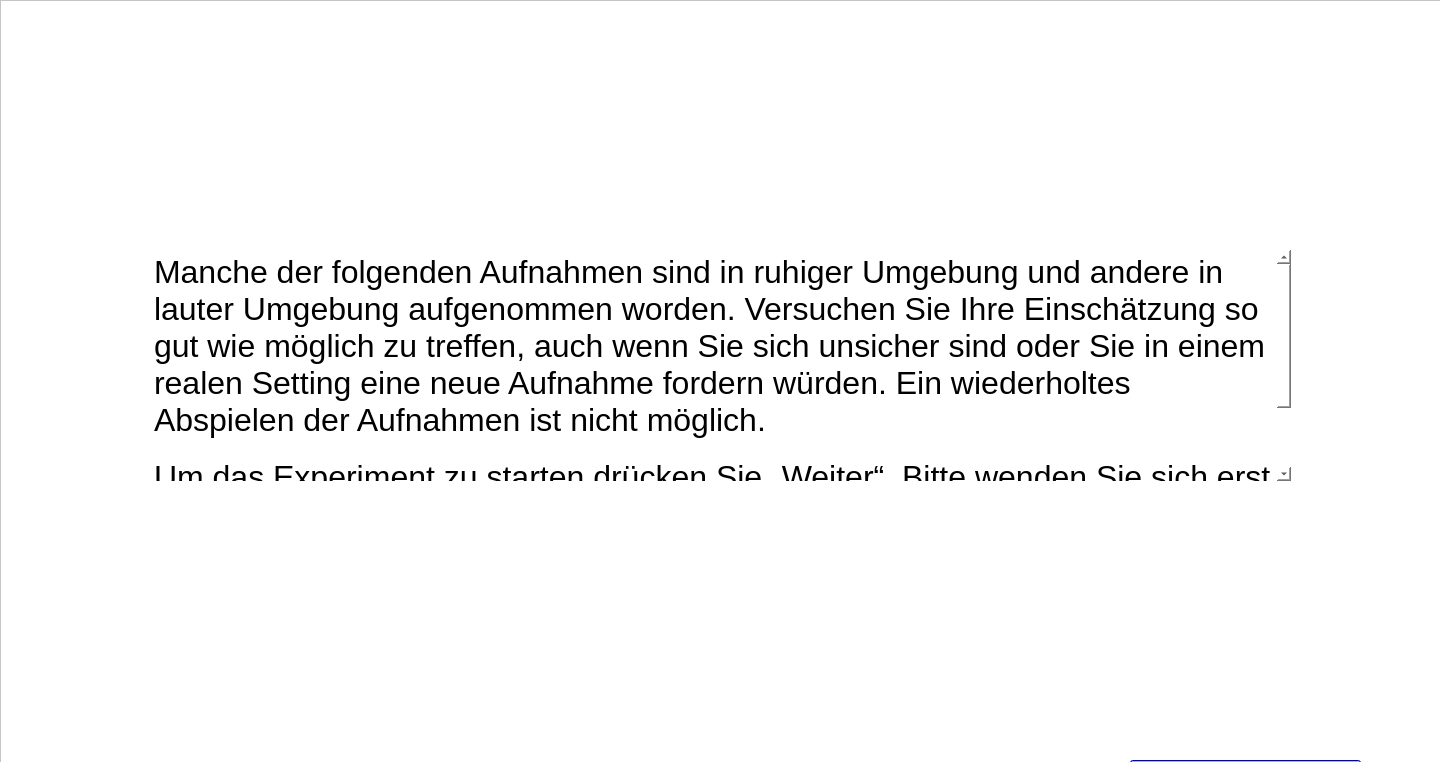
Qt form forms/postExample.ui (IKI-Lab/auscultation_AI_noise_exp) before a commit.
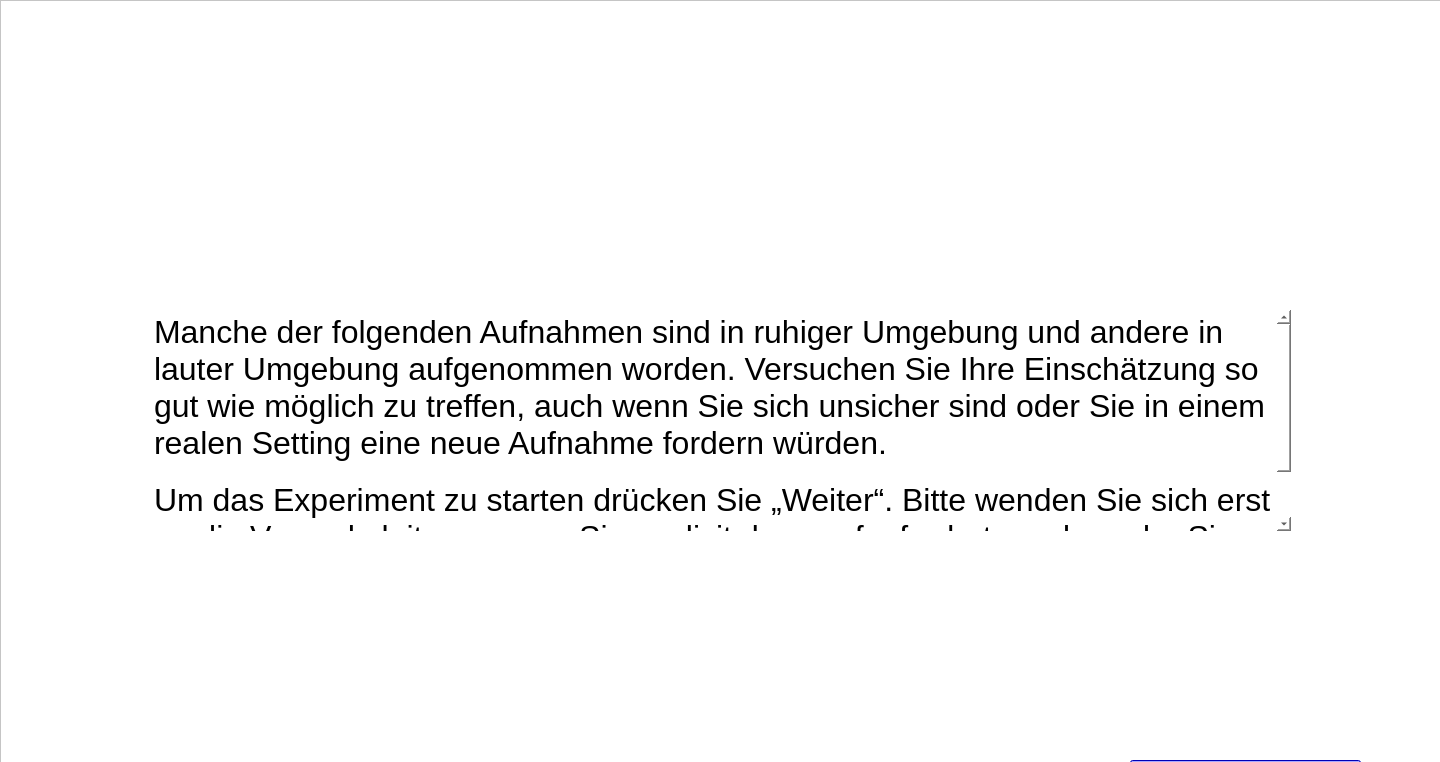
The same form after that commit.

Commit message: Neue Instruktionen

Diff of the .ui file:
```diff
--- a/forms/postExample.ui
+++ b/forms/postExample.ui
@@ -63,9 +63,9 @@
     <property name="geometry">
      <rect>
       <x>150</x>
-      <y>250</y>
+      <y>310</y>
       <width>1141</width>
-      <height>231</height>
+      <height>221</height>
      </rect>
     </property>
     <property name="frameShape">
@@ -76,7 +76,7 @@
 &lt;html&gt;&lt;head&gt;&lt;meta name=&quot;qrichtext&quot; content=&quot;1&quot; /&gt;&lt;style type=&quot;text/css&quot;&gt;
 p, li { white-space: pre-wrap; }
 &lt;/style&gt;&lt;/head&gt;&lt;body style=&quot; font-family:'.AppleSystemUIFont'; font-size:13pt; font-weight:400; font-style:normal;&quot;&gt;
-&lt;p style=&quot; margin-top:0px; margin-bottom:0px; margin-left:0px; margin-right:0px; -qt-block-indent:0; text-indent:0px;&quot;&gt;&lt;span style=&quot; font-family:'Helvetica Neue'; font-size:24pt;&quot;&gt;Manche der folgenden Aufnahmen sind in ruhiger Umgebung und andere in lauter Umgebung aufgenommen worden. Versuchen Sie Ihre Einschätzung so gut wie möglich zu treffen, auch wenn Sie sich unsicher sind oder Sie in einem realen Setting eine neue Aufnahme fordern würden. Ein wiederholtes Abspielen der Aufnahmen ist nicht möglich.&lt;br /&gt;&lt;/span&gt;&lt;/p&gt;
+&lt;p style=&quot; margin-top:0px; margin-bottom:0px; margin-left:0px; margin-right:0px; -qt-block-indent:0; text-indent:0px;&quot;&gt;&lt;span style=&quot; font-family:'Helvetica Neue'; font-size:24pt;&quot;&gt;Manche der folgenden Aufnahmen sind in ruhiger Umgebung und andere in lauter Umgebung aufgenommen worden. Versuchen Sie Ihre Einschätzung so gut wie möglich zu treffen, auch wenn Sie sich unsicher sind oder Sie in einem realen Setting eine neue Aufnahme fordern würden. &lt;br /&gt;&lt;/span&gt;&lt;/p&gt;
 &lt;p style=&quot; margin-top:0px; margin-bottom:0px; margin-left:0px; margin-right:0px; -qt-block-indent:0; text-indent:0px;&quot;&gt;&lt;span style=&quot; font-family:'Helvetica Neue'; font-size:24pt;&quot;&gt;Um das Experiment zu starten drücken Sie „Weiter“. Bitte wenden Sie sich erst an die Versuchsleitung, wenn Sie explizit dazu aufgefordert werden oder Sie das Experiment abbrechen wollen.&lt;/span&gt;&lt;span style=&quot; font-size:24pt;&quot;&gt; &lt;/span&gt;&lt;/p&gt;&lt;/body&gt;&lt;/html&gt;</string>
     </property>
    </widget>
```
The commit also changes 3 other files.
